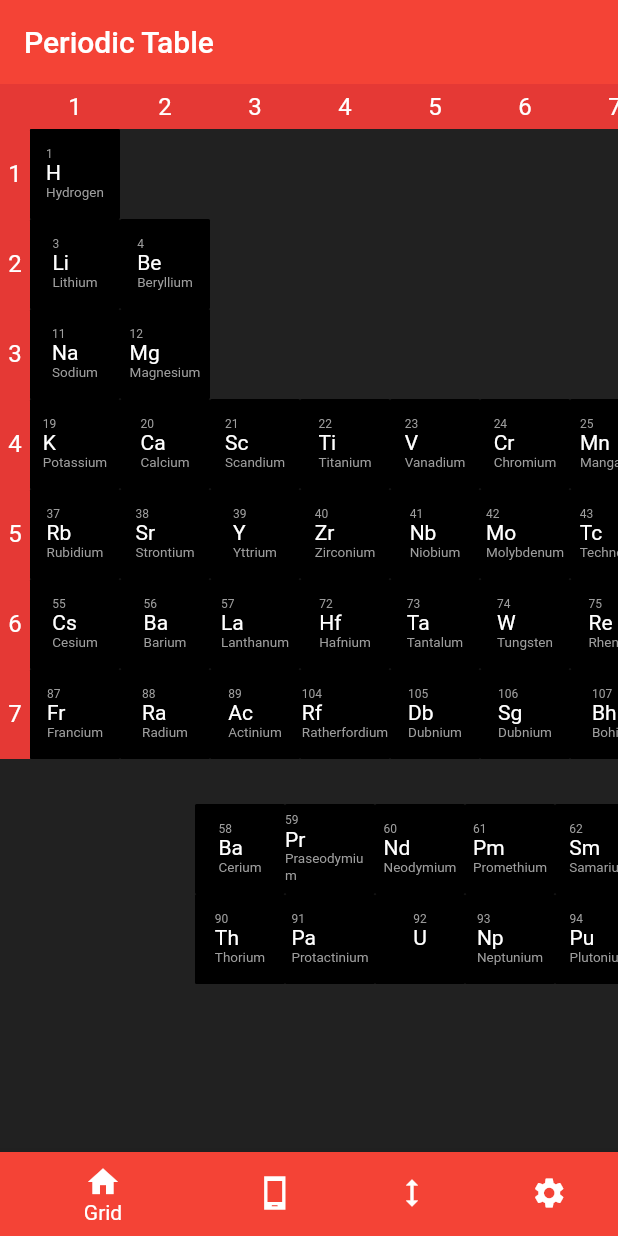
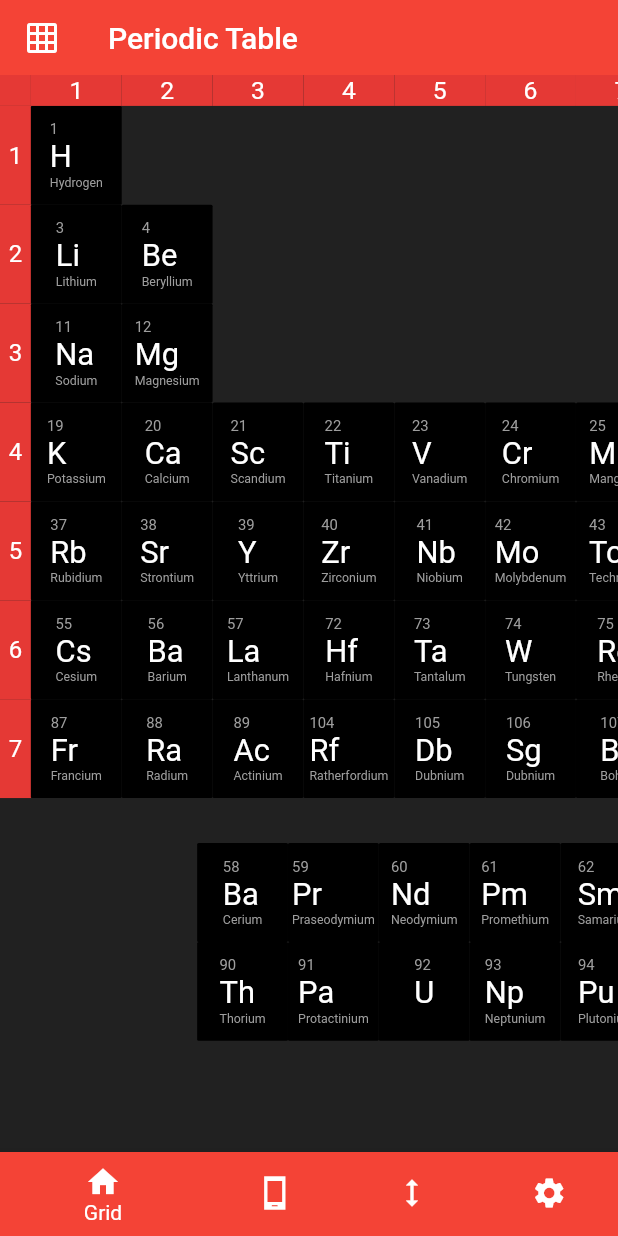
Before and after one commit to akhilsharmaa/PeriodicTable-FlutterApp, a Flutter app: the screen it shows after launch, on a phone screen of 412 x 824 dp. Run offline on Flutter 3.47's test engine with Material 2 defaults, Android fonts, the phone set to English and light mode, and no system bars; statements that could not run were skipped.

Commit message:
Height replace by MediaQuery

```diff
--- a/lib/screens/GridViewHomePage.dart
+++ b/lib/screens/GridViewHomePage.dart
@@ -5,10 +5,16 @@ import 'package:periodic_table/Backend/ListOfElements.dart';
 import 'package:periodic_table/screens/DetailedPage.dart';
 
 class GridViewHomePage extends StatelessWidget {
+
   @override
   Widget build(BuildContext context) {
+
+    final screenHeight = MediaQuery.of(context).size.height;
+    final screenWidth = MediaQuery.of(context).size.width;
     return Scaffold(
       appBar: AppBar(
+        toolbarHeight: 50,
+        leading: Icon(Icons.grid_on),
         title: Text("Periodic Table"),
         backgroundColor: Colors.red,
         elevation: 0,
@@ -48,6 +54,8 @@ class ElementBlock extends StatelessWidget {
   @override
   Widget build(BuildContext context) {
 
+    final screenHeight = MediaQuery.of(context).size.height;
+    final screenWidth = MediaQuery.of(context).size.width;
 
     String elementSymbol = ListOfElements().getElementSymbol(elementNumber-1);
     String elementFullName = ListOfElements().getElementFullName(elementNumber-1);
@@ -60,18 +68,23 @@ class ElementBlock extends StatelessWidget {
         ));
       },
       child: Container(
+        height: screenHeight*0.08,
+        width:  screenWidth*0.147,
         alignment: Alignment.center,
         child: Column(
+          // height: 60,
+          // width: 60,
           mainAxisAlignment: MainAxisAlignment.center,
           crossAxisAlignment: CrossAxisAlignment.start,
           children: [
             Text("$getElementNumber",style: TextStyle(
-              fontSize: 8,
+              fontSize: screenHeight*0.012,
               color: Colors.grey,),),
             Text("$elementSymbol",style: TextStyle(
+              fontSize: screenHeight*0.025,
               color: Colors.white,),),
             Text("$elementFullName",style: TextStyle(
-              fontSize: 9,
+              fontSize: screenHeight*0.01,
               color: Colors.grey,),),
           ],
         ),
@@ -84,14 +97,12 @@ class ElementBlock extends StatelessWidget {
               topLeft: Radius.circular(1),
               topRight:  Radius.circular(1),)
         ),
-        height: 60,
-        width: 60,
       ),
     );
   }
 }
 
-
+//Verticle
 class ColumnNumber extends StatelessWidget {
 
   int coloumNumber;
@@ -99,22 +110,26 @@ class ColumnNumber extends StatelessWidget {
 
   @override
   Widget build(BuildContext context) {
+
+    final screenHeight = MediaQuery.of(context).size.height;
+    final screenWidth = MediaQuery.of(context).size.width;
+
     return Container(
       alignment: Alignment.center,
       child: Text("$coloumNumber",style: TextStyle(
-        fontSize: 16,
+        fontSize: screenHeight*0.02,
         color: Colors.white,),),
 
       decoration: BoxDecoration(
           color: Colors.red.shade600
       ),
-      height: 30,
-      width: 60,
+      height: screenHeight*0.025,
+      width:  screenWidth*0.147,
     );
   }
 }
 
-
+//Horizontal
 class RowNumber extends StatelessWidget {
 
   var rowNumber;
@@ -122,6 +137,9 @@ class RowNumber extends StatelessWidget {
 
   @override
   Widget build(BuildContext context) {
+    final screenHeight = MediaQuery.of(context).size.height;
+    final screenWidth = MediaQuery.of(context).size.width;
+
     return Container(
       alignment: Alignment.center,
       child: Text("$rowNumber",style: TextStyle(
@@ -131,8 +149,8 @@ class RowNumber extends StatelessWidget {
       decoration: BoxDecoration(
           color: Colors.red.shade600
       ),
-      height: 60,
-      width: 20,
+      height: screenHeight*0.08,
+      width:  screenWidth*0.05,
     );
   }
 }
@@ -142,12 +160,14 @@ class RowNumber extends StatelessWidget {
 class EmptyBox extends StatelessWidget {
   @override
   Widget build(BuildContext context) {
+    final screenHeight = MediaQuery.of(context).size.height;
+    final screenWidth = MediaQuery.of(context).size.width;
     return Container(
       child: Padding(
         padding: const EdgeInsets.all(8.0),
       ),
-      height: 60,
-      width: 60,
+      height: screenHeight*0.025,
+      width:  screenWidth*0.147,
     );
   }
 }
@@ -155,13 +175,18 @@ class EmptyBox extends StatelessWidget {
 class ColumnSeries extends StatelessWidget {
   @override
   Widget build(BuildContext context) {
+
+    final screenHeight = MediaQuery.of(context).size.height;
+    final screenWidth = MediaQuery.of(context).size.width;
+
     return  Row(
       mainAxisAlignment: MainAxisAlignment.spaceEvenly,
       children: [
         Container(
-      height: 30,
-          width: 20
-          ,decoration: BoxDecoration(
+      height: screenHeight*0.025,
+      width:  screenWidth*0.05,
+
+        decoration: BoxDecoration(
 
           color: Colors.red.shade600
         ),),
```
